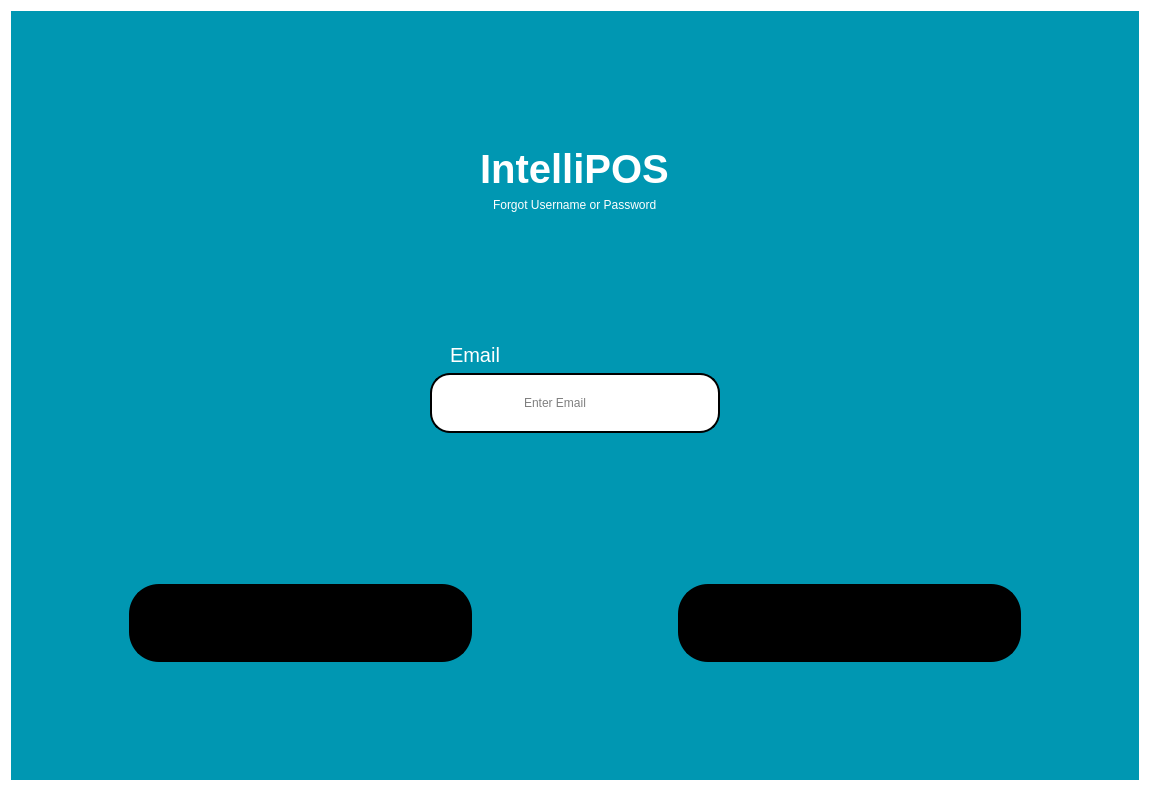
knowww-lee/IntelliPOS, file ui/forgotpassword.ui: the form before one commit.
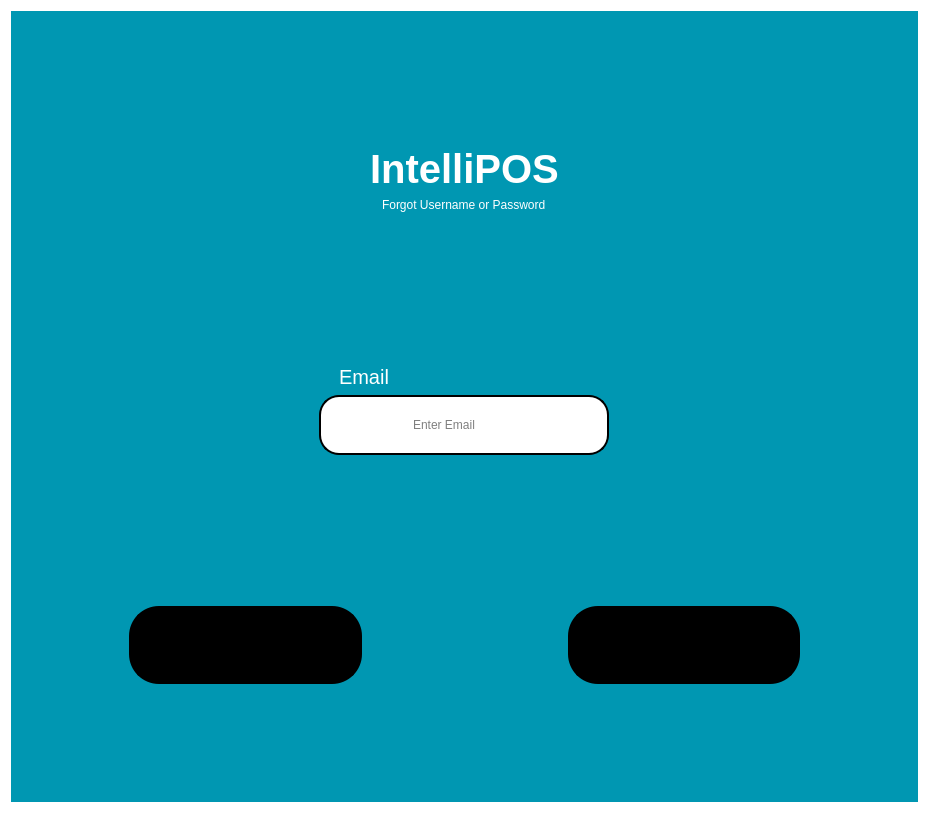
The form after the commit. Icons and pictures are not drawn.

What changed in the file:
```diff
--- a/ui/forgotpassword.ui
+++ b/ui/forgotpassword.ui
@@ -6,10 +6,16 @@
    <rect>
     <x>0</x>
     <y>0</y>
-    <width>1150</width>
-    <height>791</height>
+    <width>929</width>
+    <height>813</height>
    </rect>
   </property>
+  <property name="sizePolicy">
+   <sizepolicy hsizetype="Expanding" vsizetype="Expanding">
+    <horstretch>0</horstretch>
+    <verstretch>0</verstretch>
+   </sizepolicy>
+  </property>
   <property name="windowTitle">
    <string>Form</string>
   </property>
@@ -22,6 +28,9 @@
      <property name="styleSheet">
       <string notr="true">background-color:#0097B2;</string>
      </property>
+     <property name="inputMethodHints">
+      <set>Qt::InputMethodHint::ImhHiddenText</set>
+     </property>
      <layout class="QVBoxLayout" name="verticalLayout_2">
       <item>
        <spacer name="verticalSpacer_3">
@@ -87,6 +96,16 @@
         </property>
        </spacer>
       </item>
+      <item alignment="Qt::AlignmentFlag::AlignHCenter">
+       <widget class="QLabel" name="errorLabel">
+        <property name="styleSheet">
+         <string notr="true">color:red;</string>
+        </property>
+        <property name="text">
+         <string/>
+        </property>
+       </widget>
+      </item>
       <item alignment="Qt::AlignmentFlag::AlignHCenter">
        <widget class="QLabel" name="label_4">
         <property name="styleSheet">
@@ -108,15 +127,22 @@
 padding-top:20px;
 padding-bottom:20px;
 background-color:white;
-margin-left:120px;
-margin-right:120px;
 color:black;
  border: 2px solid black;
  border-radius: 20px;</string>
         </property>
+        <property name="inputMethodHints">
+         <set>Qt::InputMethodHint::ImhNone</set>
+        </property>
+        <property name="text">
+         <string/>
+        </property>
         <property name="placeholderText">
          <string>Enter Email</string>
         </property>
+        <property name="clearButtonEnabled">
+         <bool>true</bool>
+        </property>
        </widget>
       </item>
       <item>
```
